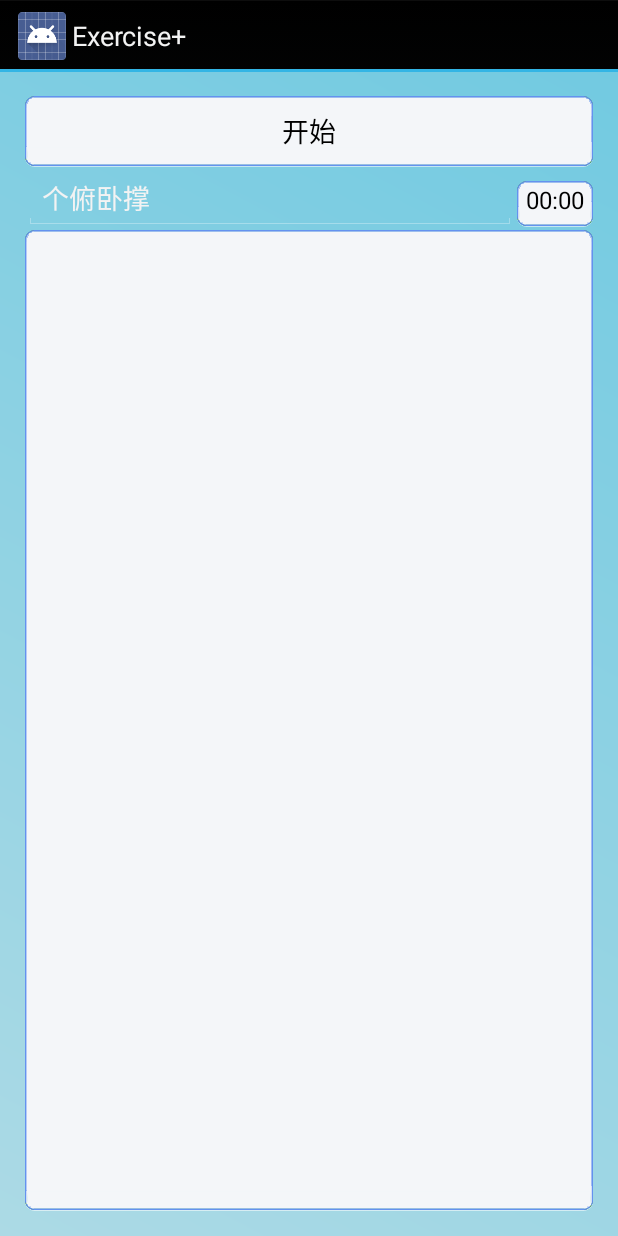
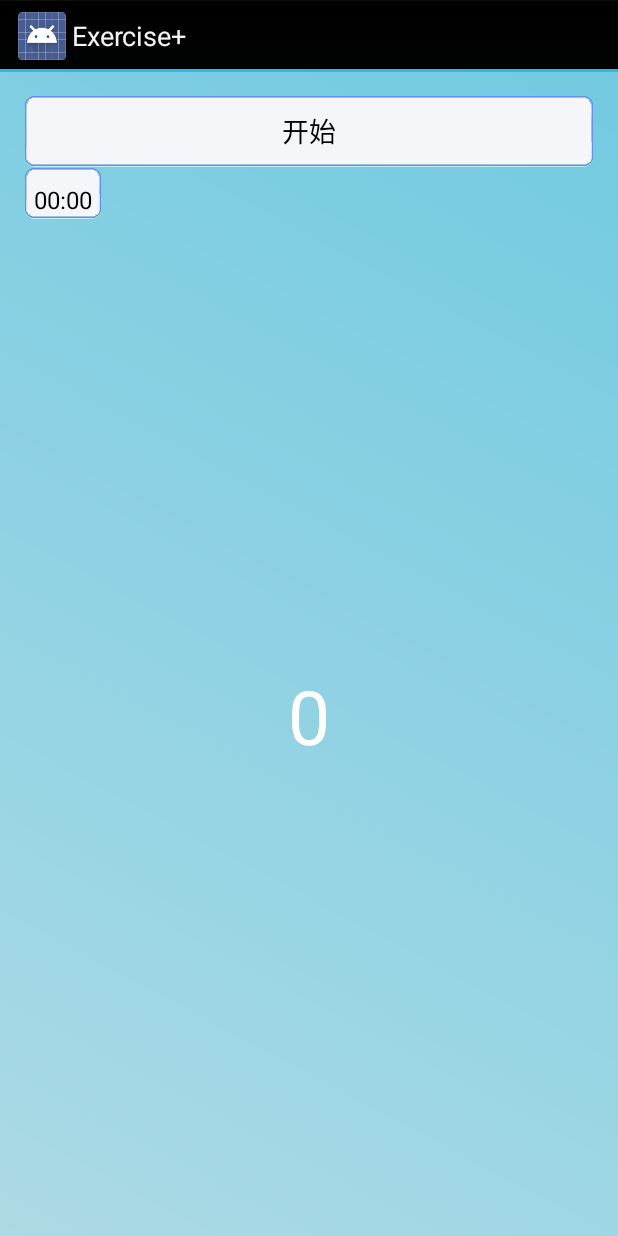
Before and after one commit to exerciseplusplus/Exercise, an Android app: the UpdownActivity screen opened directly, with no data from a screen before it, on a phone screen of 412 x 824 dp. Run offline under Robolectric (Android 15) with nearby library versions, the phone set to English and light mode, and no system bars.

Commit message:
Implemented the function of signing up by push-ups

```diff
--- a/Android/app/src/main/java/com/example/exercise/UpdownActivity.java
+++ b/Android/app/src/main/java/com/example/exercise/UpdownActivity.java
@@ -1,6 +1,10 @@
 package com.example.exercise;
 
 import android.app.Activity;
+import android.hardware.Sensor;
+import android.hardware.SensorEvent;
+import android.hardware.SensorEventListener;
+import android.hardware.SensorManager;
 import android.os.Bundle;
 import android.os.SystemClock;
 import android.util.Log;
@@ -19,14 +23,15 @@ import java.util.Date;
 
 public class UpdownActivity extends Activity {
 
-
+    private SensorManager sensorManager;
+    private int count=0;
+    private static  String TAG="TEST";
+    private Sensor sensor;
     Button startButton ;
-    Button countButton ;
     TextView numberTextView;
     Chronometer chronometer;
 
     int number=0;
-    int duration=0;
     boolean isStart=false;
     boolean reStart=false;
 
@@ -35,18 +40,15 @@ public class UpdownActivity extends Activity {
     protected void onCreate(Bundle savedInstanceState) {
         super.onCreate(savedInstanceState);
         setContentView(R.layout.activity_updown);
+        sensorManager = (SensorManager) getSystemService(SENSOR_SERVICE);
+        sensor=sensorManager.getDefaultSensor(Sensor.TYPE_PROXIMITY);
 
         startButton=(Button)findViewById(R.id.button_updown_start);
-        countButton=(Button)findViewById(R.id.button_updown_count);
-
-        numberTextView=(TextView)findViewById(R.id.editText_updown_number);
+        numberTextView=(TextView)findViewById(R.id.count);
 
         chronometer=(Chronometer)findViewById(R.id.chronometer_updown_time);
         chronometer.setFormat("计时时间:(%s)");
-
         startButton.setOnClickListener(startListener);
-        countButton.setOnClickListener(countListener);
-
     }
     OnClickListener startListener =new OnClickListener()
     {
@@ -54,56 +56,38 @@ public class UpdownActivity extends Activity {
         public void onClick(View v) {
             if (isStart)
             {
+                isStart=false;
                 Log.d("Updown", "end count");
-                Log.d("Updown", Integer.toString(number));
-                startButton.setText("重新开始");
-
-                isStart=false;
+                Log.d("Updown",count+"");
+                numberTextView.setText("恭喜你完成俯卧撑"+count+"个");
+                startButton.setText("重新开始锻炼");
                 reStart=true;
                 chronometer.stop();
                 String stopTime=chronometer.getText().toString();
                 Log.d("Updown", stopTime);
-                putData( new Date(System.currentTimeMillis()));
-
-            }else
-            {
-                if (reStart)
-                {
+                putData(new Date(System.currentTimeMillis()));
+            }else {
+                if (reStart) {
                     chronometer.setBase(SystemClock.elapsedRealtime());
-                    isStart=true;
+                    isStart = true;
                     startButton.setText("停止");
+                    count=0;
+                    numberTextView.setText(count+"");
                     chronometer.start();
-                }
-                else
-                {
+                } else {
                     Log.d("Updown", "start count");
                     Log.d("Updown", Integer.toString(number));
-                    numberTextView.setText(R.string.updown_number);
-                    isStart=true;
+                    numberTextView.setText(count + "");
+                    isStart = true;
                     startButton.setText("停止");
                     chronometer.setBase(SystemClock.elapsedRealtime());
                     chronometer.start();
                 }
-                number=0;
-                time=new Date(System.currentTimeMillis());
-
+                number = 0;
+                time = new Date(System.currentTimeMillis());
             }
         }
     };
-
-    OnClickListener countListener =new OnClickListener()
-    {
-        @Override
-        public void onClick(View v) {
-
-            String count= Integer.toString(number)+"个俯卧撑";
-            numberTextView.setText(count);
-            Log.d("Updown", Integer.toString(number));
-            if (isStart)
-                number++;
-        }
-    };
-
     public void  putData(Date now)
     {
         AVObject av =new AVObject("UpdownRecord");
@@ -115,5 +99,55 @@ public class UpdownActivity extends Activity {
         av.put("user",avUser);
         av.saveInBackground();
     }
+    @Override
+    protected void onResume() {
+        super.onResume();
+        if (sensorManager != null) {// 注册监听器
+            sensorManager.registerListener(mProximityListener , sensor, SensorManager.SENSOR_DELAY_NORMAL);
+            // 第一个参数是Listener，第二个参数是所得传感器类型，第三个参数值获取传感器信息的频率
+        }
 
+    }
+
+    @Override
+    protected void onPause() {
+        super.onPause();
+        if (sensorManager != null) {// 取消监听器
+            sensorManager.unregisterListener(mProximityListener );
+        }
+    }
+
+    private SensorEventListener mProximityListener  = new SensorEventListener() {
+        boolean isHigh=false,isLow=false,isHighAgain=false;
+        @Override
+        public void onAccuracyChanged(Sensor arg0, int arg1) {
+
+        }
+
+        @Override
+        public void onSensorChanged(SensorEvent arg0) {
+            float[] val=arg0.values;
+            if(val[0]>=sensor.getMaximumRange()){
+                isHigh=true;
+                Log.e(TAG, "高度到达");
+            }
+
+            if(isHigh&&val[0]<=3){
+                isLow=true;
+                Log.e(TAG, "低度到达");
+            }
+
+            if(isLow&&val[0]>=sensor.getMaximumRange()){
+                isHighAgain=true;
+                Log.e(TAG, "高度再次到达");
+            }
+
+            if(isHighAgain){
+                count++;
+                numberTextView.setText(count + "");
+                isHigh=isLow=isHighAgain=false;
+                Log.e(TAG, "俯卧撑加1");
+            }
+        }
+    };
 }
--- a/Android/app/src/main/res/layout/activity_updown.xml
+++ b/Android/app/src/main/res/layout/activity_updown.xml
@@ -1,9 +1,10 @@
 <?xml version="1.0" encoding="utf-8"?>
-<RelativeLayout xmlns:android="http://schemas.android.com/apk/res/android"
+<LinearLayout xmlns:android="http://schemas.android.com/apk/res/android"
     xmlns:tools="http://schemas.android.com/tools" android:layout_width="match_parent"
     android:layout_height="match_parent" android:paddingLeft="@dimen/activity_horizontal_margin"
     android:paddingRight="@dimen/activity_horizontal_margin"
     android:paddingTop="@dimen/activity_vertical_margin"
+    android:orientation="vertical"
     android:background="@drawable/background_login"
     android:paddingBottom="@dimen/activity_vertical_margin"
     tools:context="com.example.exercise.UpdownActivity">
@@ -16,40 +17,21 @@
         android:textColor="@color/black"
         android:background="@drawable/btn_style_normal"
         android:text="@string/updown_button_start" />
-
-    <LinearLayout
-        android:id="@+id/linearLayout2"
-        android:orientation="horizontal"
-        android:layout_width="match_parent"
-        android:layout_height="wrap_content"
-        android:layout_alignLeft="@+id/button_updown_start"
-        android:layout_below="@+id/button_updown_start"
-        android:layout_centerHorizontal="true">
-
-
-        <EditText
-            android:id="@+id/editText_updown_number"
-            android:layout_width="0dp"
-            android:layout_height="wrap_content"
-            android:layout_weight="1"
-            android:editable="false"
-            android:text="@string/updown_number" >
-        </EditText>
-
         <Chronometer
+            android:paddingTop="10dp"
             android:id="@+id/chronometer_updown_time"
             android:layout_width="wrap_content"
             android:layout_height="wrap_content"
             android:textColor="@color/black"
             android:background="@drawable/btn_style_normal" />
-    </LinearLayout>
 
-    <Button
-        android:id="@+id/button_updown_count"
+    <TextView
         android:layout_width="fill_parent"
         android:layout_height="fill_parent"
-        android:layout_below="@+id/linearLayout2"
-        android:textColor="@color/black"
-        android:background="@drawable/btn_style_normal"
-        android:clickable="true" />
-</RelativeLayout>
+        android:gravity="center"
+        android:text="0"
+        android:textColor="@color/white"
+        android:textSize="50sp"
+        android:id="@+id/count"/>
+
+</LinearLayout>
```
Also changed, not shown: Android/app/src/main/java/com/example/exercise/UpdownRecordActivity.java (+39 -12 lines), Android/app/src/main/res/layout/activity_updown_record.xml (+2 -5 lines), Android/app/src/main/res/drawable-hdpi/eight.png (added), Android/app/src/main/res/drawable-hdpi/five.png (added), Android/app/src/main/res/drawable-hdpi/four.png (added), Android/app/src/main/res/drawable-hdpi/nine.png (added), Android/app/src/main/res/drawable-hdpi/one.png (added), Android/app/src/main/res/drawable-hdpi/seven.png (added), Android/app/src/main/res/drawable-hdpi/six.png (added), Android/app/src/main/res/drawable-hdpi/three.png (added), Android/app/src/main/res/drawable-hdpi/two.png (added), 406 other files.
